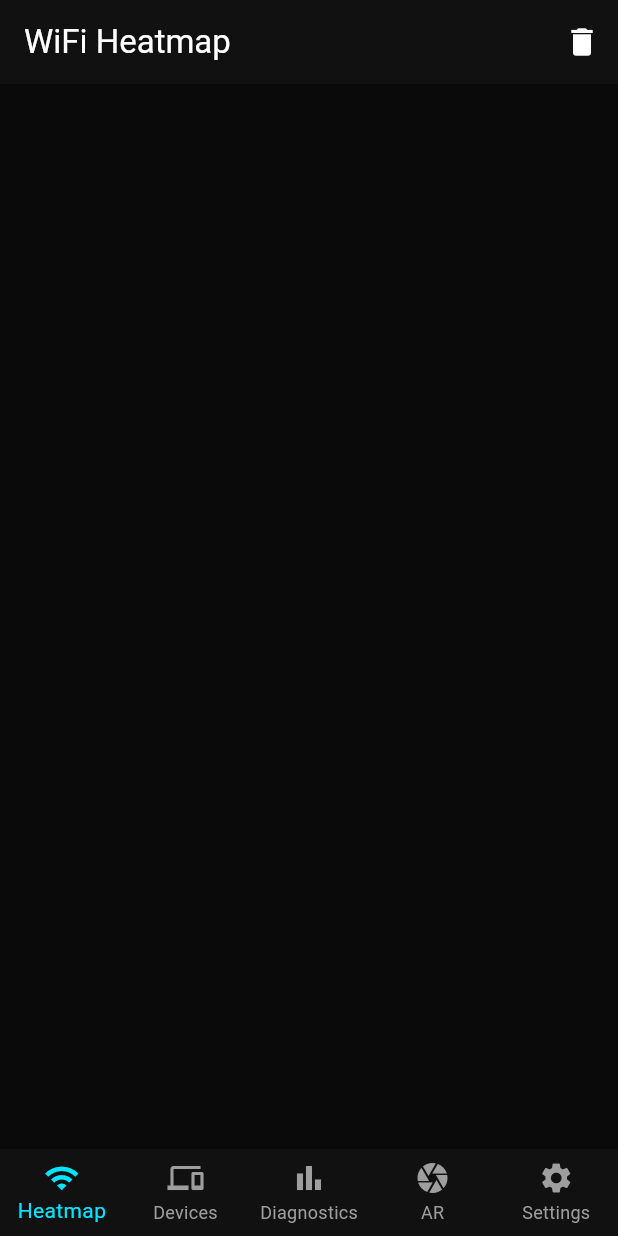
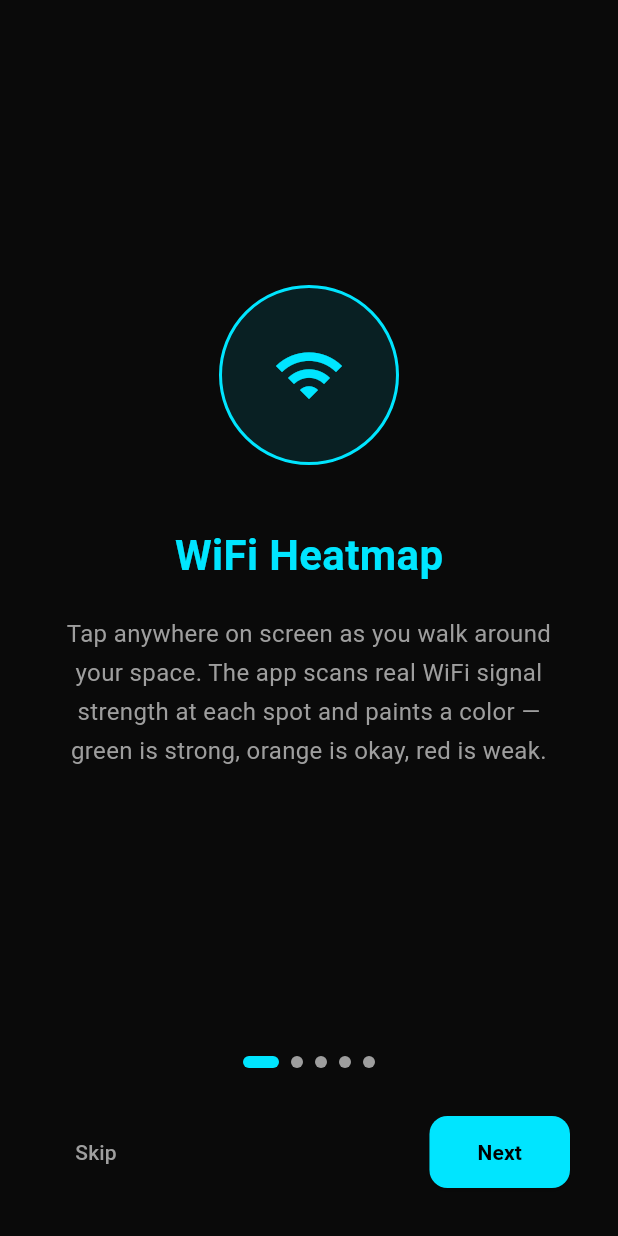
Before and after one commit to darlingtonerzuah/Wave_map, a Flutter app: the screen it shows after launch, on a phone screen of 412 x 824 dp. Run offline on Flutter 3.47's test engine with Material 3 defaults, Android fonts, the phone set to English and light mode, and no system bars; our stand-ins replace camera, dio, flutter_local_notifications, permission_handler, shared_preferences; missing offline and left inert: wifi_scan.

```diff
--- a/lib/main.dart
+++ b/lib/main.dart
@@ -6,18 +6,24 @@ import 'screens/device_screen.dart';
 import 'screens/diagnostics_screen.dart';
 import 'screens/settings_screen.dart';
 import 'screens/ar_screen.dart';
+import 'screens/onboarding_screen.dart';
+import 'package:shared_preferences/shared_preferences.dart';
 
-void main() {
+void main() async {
+  WidgetsFlutterBinding.ensureInitialized();
+  final prefs = await SharedPreferences.getInstance();
+  final onboarded = prefs.getBool('onboarded') ?? false;
   runApp(
     ChangeNotifierProvider(
       create: (_) => SettingsProvider(),
-      child: const WifiARApp(),
+      child: WifiARApp(onboarded: onboarded),
     ),
   );
 }
 
 class WifiARApp extends StatelessWidget {
-  const WifiARApp({super.key});
+  final bool onboarded;
+  const WifiARApp({super.key, required this.onboarded});
 
   @override
   Widget build(BuildContext context) {
@@ -39,7 +45,11 @@ class WifiARApp extends StatelessWidget {
                 secondary: Color(0xFF0077CC),
               ),
             ),
-      home: const MainShell(),
+      initialRoute: onboarded ? '/home' : '/onboarding',
+      routes: {
+        '/onboarding': (context) => const OnboardingScreen(),
+        '/home': (context) => const MainShell(),
+      },
     );
   }
 }
--- a/lib/providers/settings_provider.dart
+++ b/lib/providers/settings_provider.dart
@@ -5,12 +5,10 @@ class SettingsProvider extends ChangeNotifier {
   bool _darkMode = true;
   bool _arOverlay = true;
   bool _alerts = true;
-  String _plan = 'Free';
 
   bool get darkMode => _darkMode;
   bool get arOverlay => _arOverlay;
   bool get alerts => _alerts;
-  String get plan => _plan;
 
   SettingsProvider() {
     _load();
@@ -21,7 +19,6 @@ class SettingsProvider extends ChangeNotifier {
     _darkMode = prefs.getBool('darkMode') ?? true;
     _arOverlay = prefs.getBool('arOverlay') ?? true;
     _alerts = prefs.getBool('alerts') ?? true;
-    _plan = prefs.getString('plan') ?? 'Free';
     notifyListeners();
   }
 
@@ -45,11 +42,4 @@ class SettingsProvider extends ChangeNotifier {
     await prefs.setBool('alerts', val);
     notifyListeners();
   }
-
-  Future<void> setPlan(String val) async {
-    _plan = val;
-    final prefs = await SharedPreferences.getInstance();
-    await prefs.setString('plan', val);
-    notifyListeners();
-  }
 }
--- /dev/null
+++ b/lib/screens/onboarding_screen.dart
@@ -0,0 +1,173 @@
+import 'package:flutter/material.dart';
+import 'package:shared_preferences/shared_preferences.dart';
+
+class OnboardingScreen extends StatefulWidget {
+  const OnboardingScreen({super.key});
+
+  @override
+  State<OnboardingScreen> createState() => _OnboardingScreenState();
+}
+
+class _OnboardingScreenState extends State<OnboardingScreen> {
+  final PageController _controller = PageController();
+  int _currentPage = 0;
+
+  final List<Map<String, dynamic>> _pages = [
+    {
+      'icon': Icons.wifi,
+      'title': 'WiFi Heatmap',
+      'description':
+          'Tap anywhere on screen as you walk around your space. The app scans real WiFi signal strength at each spot and paints a color — green is strong, orange is okay, red is weak.',
+    },
+    {
+      'icon': Icons.devices,
+      'title': 'Devices',
+      'description':
+          'See all nearby WiFi networks detected by your phone. Each card shows the network name, signal strength in dBm, and connection quality.',
+    },
+    {
+      'icon': Icons.bar_chart,
+      'title': 'Diagnostics',
+      'description':
+          'View real-time details about your current network — name, BSSID, ping speed, and signal quality. Hit refresh to get the latest data.',
+    },
+    {
+      'icon': Icons.camera,
+      'title': 'AR View',
+      'description':
+          'Point your camera around the room to see nearby WiFi networks overlaid on the live camera feed. Toggle AR Overlay in Settings to show or hide the cards.',
+    },
+    {
+      'icon': Icons.settings,
+      'title': 'Settings',
+      'description':
+          'Customize your experience — switch between dark and light mode, toggle AR overlay, enable weak signal alerts, and choose your plan.',
+    },
+  ];
+
+  Future<void> _finish() async {
+    final prefs = await SharedPreferences.getInstance();
+    await prefs.setBool('onboarded', true);
+    if (mounted) {
+      Navigator.pushReplacementNamed(context, '/home');
+    }
+  }
+
+  @override
+  Widget build(BuildContext context) {
+    return Scaffold(
+      backgroundColor: const Color(0xFF0A0A0A),
+      body: SafeArea(
+        child: Column(
+          children: [
+            Expanded(
+              child: PageView.builder(
+                controller: _controller,
+                onPageChanged: (i) => setState(() => _currentPage = i),
+                itemCount: _pages.length,
+                itemBuilder: (context, index) {
+                  final page = _pages[index];
+                  return Padding(
+                    padding: const EdgeInsets.all(32),
+                    child: Column(
+                      mainAxisAlignment: MainAxisAlignment.center,
+                      children: [
+                        Container(
+                          width: 120,
+                          height: 120,
+                          decoration: BoxDecoration(
+                            color: const Color(0xFF00E5FF).withOpacity(0.1),
+                            shape: BoxShape.circle,
+                            border: Border.all(
+                                color: const Color(0xFF00E5FF), width: 2),
+                          ),
+                          child: Icon(page['icon'] as IconData,
+                              color: const Color(0xFF00E5FF), size: 48),
+                        ),
+                        const SizedBox(height: 40),
+                        Text(
+                          page['title'] as String,
+                          style: const TextStyle(
+                              fontSize: 28,
+                              fontWeight: FontWeight.bold,
+                              color: Color(0xFF00E5FF)),
+                        ),
+                        const SizedBox(height: 20),
+                        Text(
+                          page['description'] as String,
+                          textAlign: TextAlign.center,
+                          style: const TextStyle(
+                              color: Colors.grey,
+                              fontSize: 16,
+                              height: 1.6),
+                        ),
+                      ],
+                    ),
+                  );
+                },
+              ),
+            ),
+            // Page indicators
+            Row(
+              mainAxisAlignment: MainAxisAlignment.center,
+              children: List.generate(
+                _pages.length,
+                (i) => AnimatedContainer(
+                  duration: const Duration(milliseconds: 300),
+                  margin: const EdgeInsets.symmetric(horizontal: 4),
+                  width: _currentPage == i ? 24 : 8,
+                  height: 8,
+                  decoration: BoxDecoration(
+                    color: _currentPage == i
+                        ? const Color(0xFF00E5FF)
+                        : Colors.grey,
+                    borderRadius: BorderRadius.circular(4),
+                  ),
+                ),
+              ),
+            ),
+            const SizedBox(height: 32),
+            Padding(
+              padding: const EdgeInsets.symmetric(horizontal: 32),
+              child: Row(
+                mainAxisAlignment: MainAxisAlignment.spaceBetween,
+                children: [
+                  TextButton(
+                    onPressed: _finish,
+                    child: const Text('Skip',
+                        style: TextStyle(color: Colors.grey)),
+                  ),
+                  ElevatedButton(
+                    onPressed: () {
+                      if (_currentPage == _pages.length - 1) {
+                        _finish();
+                      } else {
+                        _controller.nextPage(
+                          duration: const Duration(milliseconds: 300),
+                          curve: Curves.easeInOut,
+                        );
+                      }
+                    },
+                    style: ElevatedButton.styleFrom(
+                      backgroundColor: const Color(0xFF00E5FF),
+                      foregroundColor: Colors.black,
+                      padding: const EdgeInsets.symmetric(
+                          horizontal: 32, vertical: 14),
+                      shape: RoundedRectangleBorder(
+                          borderRadius: BorderRadius.circular(12)),
+                    ),
+                    child: Text(
+                      _currentPage == _pages.length - 1 ? 'Get Started' : 'Next',
+                      style: const TextStyle(fontWeight: FontWeight.bold),
+                    ),
+                  ),
+                ],
+              ),
+            ),
+            const SizedBox(height: 32),
+          ],
+        ),
+      ),
+    );
+  }
+}
--- a/pubspec.yaml
+++ b/pubspec.yaml
@@ -42,6 +42,7 @@ dependencies:
   camera: ^0.11.0+2
   provider: ^6.1.5+1
   flutter_local_notifications: ^18.0.1
+  url_launcher: ^6.3.1
 
 dev_dependencies:
   flutter_test:
```
Also changed, not shown: lib/screens/diagnostics_screen.dart (+47 -77 lines), lib/screens/heatmap_screen.dart (+116 -22 lines), lib/screens/network_detail_screen.dart (added, +133 -0 lines), lib/screens/settings_screen.dart (+20 -35 lines), pubspec.lock, 5 other files.
